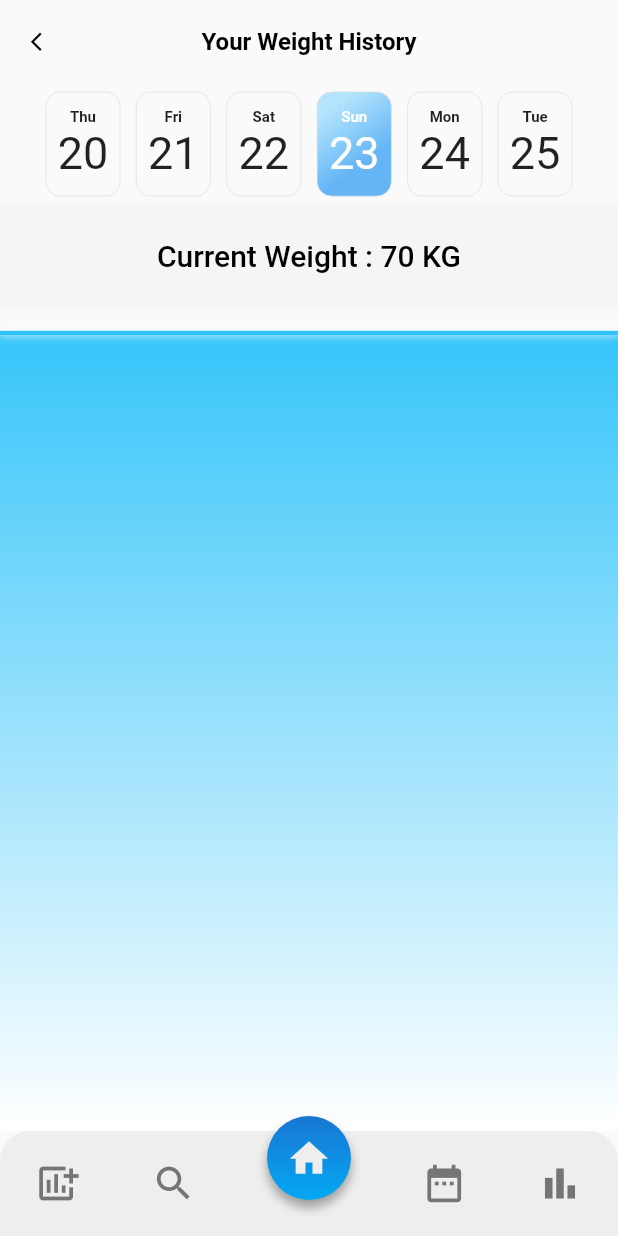
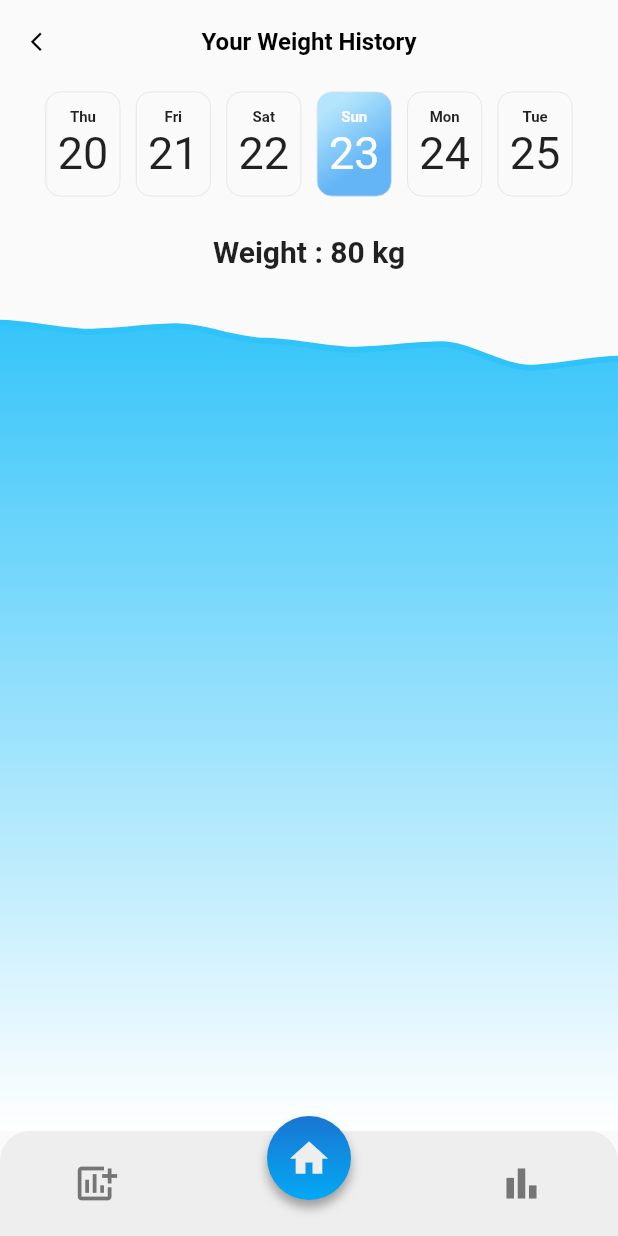
Before and after one commit to MGGR8/Weight-Loss-Tracker, a Flutter app: the DetailPage screen opened by its route, after a tap on the "home" icon, after a tap on the "bar chart" icon, on a phone screen of 412 x 824 dp. Run offline on Flutter 3.47's test engine with Material 2 defaults, Android fonts, the phone set to English and light mode, and no system bars; missing offline and left inert: dart:ffi.

Commit message:
Added weight banner in history page

```diff
--- a/lib/pages/details/widgets/graphs.dart
+++ b/lib/pages/details/widgets/graphs.dart
@@ -28,14 +28,14 @@ class _GraphAreaState extends State<GraphArea>
   late AnimationController _animationController;
 
   List<DataPoint> data = [
-    DataPoint(day: 1, steps: Random().nextInt(100)),
-    DataPoint(day: 2, steps: Random().nextInt(100)),
-    DataPoint(day: 3, steps: Random().nextInt(100)),
-    DataPoint(day: 4, steps: Random().nextInt(100)),
-    DataPoint(day: 5, steps: Random().nextInt(100)),
-    DataPoint(day: 6, steps: Random().nextInt(100)),
-    DataPoint(day: 7, steps: Random().nextInt(100)),
-    DataPoint(day: 8, steps: Random().nextInt(100)),
+    DataPoint(day: 1, steps: 90),
+    DataPoint(day: 2, steps: 89),
+    DataPoint(day: 3, steps: 89.6),
+    DataPoint(day: 4, steps: 88),
+    DataPoint(day: 5, steps: 87),
+    DataPoint(day: 6, steps: 87.6),
+    DataPoint(day: 7, steps: 85),
+    DataPoint(day: 8, steps: 86),
   ];
 
   @override
@@ -111,13 +111,13 @@ class GraphPainter extends CustomPainter {
     Paint linePaint = Paint()
       ..color = const Color(0xff30c3f9)
       ..style = PaintingStyle.stroke
-      ..strokeWidth = 3.0;
+      ..strokeWidth = 4.0;
 
-    Paint shadowPaint = Paint()
-      ..color = Colors.white
-      ..style = PaintingStyle.stroke
-      ..maskFilter = const ui.MaskFilter.blur(ui.BlurStyle.solid, 3)
-      ..strokeWidth = 3.0;
+    // Paint shadowPaint = Paint()
+    //   ..color = Colors.white
+    //   ..style = PaintingStyle.stroke
+    //   ..maskFilter = const ui.MaskFilter.blur(ui.BlurStyle.solid, 3)
+    //   ..strokeWidth = 3.0;
 
     Paint fillPaint = Paint()
       ..shader = ui.Gradient.linear(
@@ -162,11 +162,11 @@ class GraphPainter extends CustomPainter {
     fillPath.lineTo(0, size.height);
 
     canvas.drawPath(fillPath, fillPaint);
-    canvas.drawPath(linePath, shadowPaint);
+    // canvas.drawPath(linePath, shadowPaint);
     canvas.drawPath(linePath, linePaint);
 
-    canvas.drawCircle(offsets[4], 15 * _dotSize.value, dotOutlinePaint);
-    canvas.drawCircle(offsets[4], 6 * _dotSize.value, dotCenter);
+  //   canvas.drawCircle(offsets[4], 15 * _dotSize.value, dotOutlinePaint);
+  //   canvas.drawCircle(offsets[4], 6 * _dotSize.value, dotCenter);
   }
 
   @override
@@ -177,7 +177,7 @@ class GraphPainter extends CustomPainter {
 
 class DataPoint {
   final int day;
-  final int steps;
+  final num steps;
 
   DataPoint({
     required this.day,
--- a/lib/pages/details/widgets/steps.dart
+++ b/lib/pages/details/widgets/steps.dart
@@ -1,27 +1,30 @@
+import 'dart:ffi';
+
 import 'package:flutter/material.dart';
+import 'package:flutterapps/pages/details/widgets/graphs.dart';
+import 'package:flutterapps/widgets/helpers.dart';
 
-int weight = 70;
 class Steps extends StatelessWidget {
   const Steps({super.key});
   @override
   Widget build(BuildContext context) {
-    return Container(
-        width: double.infinity,
-        height: 70,
-        decoration: BoxDecoration(
-          color: Colors.grey.shade100,
-        ),
-        child: Padding(
-          padding: const EdgeInsets.symmetric(vertical: 23),
-          child: Text('Current Weight : $weight KG',
-          textAlign: TextAlign.center,
-          style : TextStyle(
-            color: Colors.black,
-            fontSize: 20,
-            fontWeight: FontWeight.w500
+
+    String weight = randBetween(80, 90).toString();
+    return Padding(
+      padding: const EdgeInsets.symmetric(horizontal: 40.0, vertical: 20.0),
+      child : Row(
+        mainAxisAlignment: MainAxisAlignment.center,
+        children: [
+          Text(
+            'Weight : $weight kg',
+            style: TextStyle(
+              fontSize: 20.0,
+              fontWeight: FontWeight.bold,
+            ),
           ),
-          ),
-        ),
+        ],
+      ),
+
     );
   }
 }
--- a/lib/widgets/bottom_navigation.dart
+++ b/lib/widgets/bottom_navigation.dart
@@ -24,7 +24,7 @@ class BottomNavigation extends StatelessWidget {
           mainAxisAlignment: MainAxisAlignment.spaceAround,
           children: [
             Icon(Icons.add_chart),
-            Icon(Icons.search),
+            // Icon(Icons.search),
 
             Transform.translate(
               offset: Offset(0, -17),
@@ -56,7 +56,7 @@ class BottomNavigation extends StatelessWidget {
               ),
             ),
 
-            Icon(Icons.date_range),
+            // Icon(Icons.date_range),
             GestureDetector(
               onTap: () => {
                 Navigator.of(context).pushNamed('/details'),
--- a/lib/widgets/helpers.dart
+++ b/lib/widgets/helpers.dart
@@ -1,3 +1,5 @@
+import 'dart:math';
+
 final Map<int,String> daysofWeek = {
   1 : 'Mon',
   2 : 'Tue',
@@ -7,3 +9,7 @@ final Map<int,String> daysofWeek = {
   6 : 'Sat',
   7 : 'Sun',
 };
+
+int randBetween(int min, int max) {
+  return min + Random().nextInt(max - min);
+}
```
